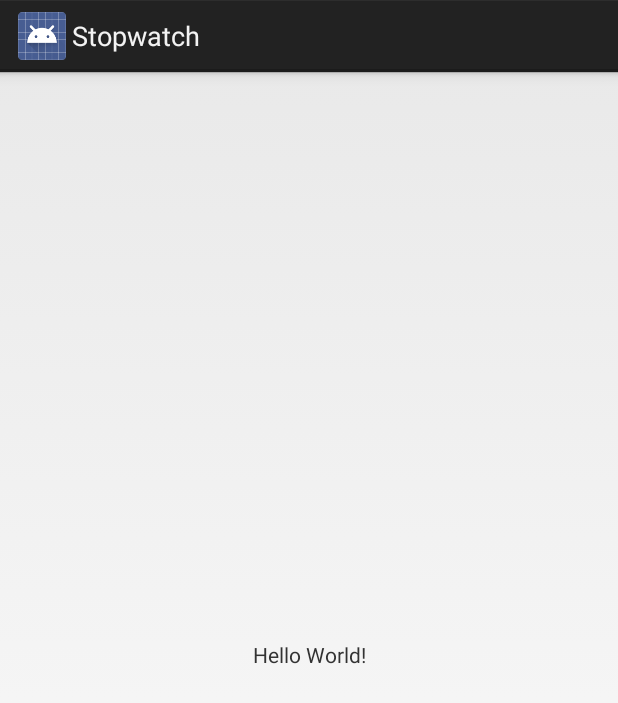
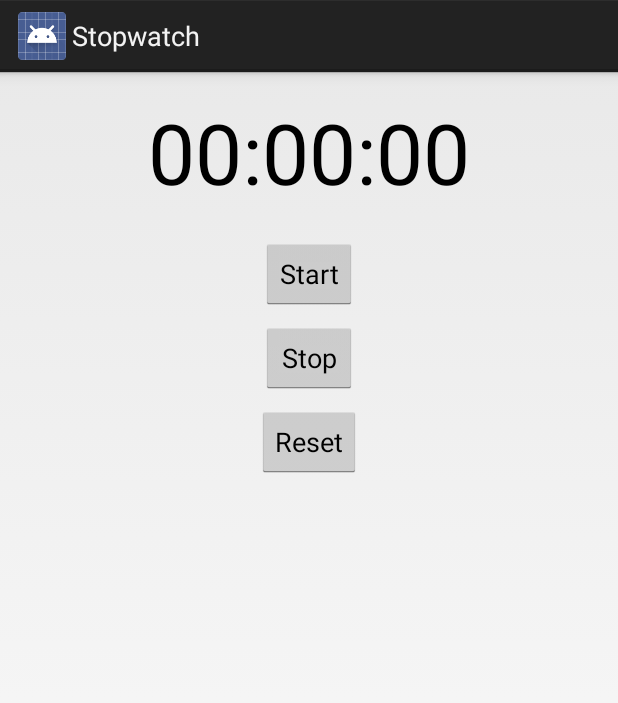
Before and after one commit to rameshgkwd05/Stopwatch, an Android app: the screen it shows after launch (MainActivity), on a phone screen of 412 x 824 dp. Shown: the top 703 px of the screen. Run offline under Robolectric (Android 15) with nearby library versions, the phone set to English and light mode, and no system bars.

Commit message:
empty activity

```diff
--- a/app/src/main/java/com/hfad/stopwatch/MainActivity.java
+++ b/app/src/main/java/com/hfad/stopwatch/MainActivity.java
@@ -2,6 +2,7 @@ package com.hfad.stopwatch;
 
 import android.app.Activity;
 import android.os.Bundle;
+import android.view.View;
 
 public class MainActivity extends Activity {
 
@@ -10,4 +11,16 @@ public class MainActivity extends Activity {
         super.onCreate(savedInstanceState);
         setContentView(R.layout.activity_main);
     }
+
+    public void onClickStart(View view) {
+
+    }
+
+    public void onClickStop(View view) {
+
+    }
+
+    public void onClickReset(View view) {
+
+    }
 }
--- a/app/src/main/res/layout/activity_main.xml
+++ b/app/src/main/res/layout/activity_main.xml
@@ -1,18 +1,45 @@
 <?xml version="1.0" encoding="utf-8"?>
-<android.support.constraint.ConstraintLayout xmlns:android="http://schemas.android.com/apk/res/android"
-    xmlns:app="http://schemas.android.com/apk/res-auto"
+<LinearLayout
+    xmlns:android="http://schemas.android.com/apk/res/android"
     xmlns:tools="http://schemas.android.com/tools"
     android:layout_width="match_parent"
     android:layout_height="match_parent"
+    android:orientation="vertical"
+    android:padding="16dp"
     tools:context="com.hfad.stopwatch.MainActivity">
 
     <TextView
+        android:id="@+id/time_view"
         android:layout_width="wrap_content"
         android:layout_height="wrap_content"
-        android:text="Hello World!"
-        app:layout_constraintBottom_toBottomOf="parent"
-        app:layout_constraintLeft_toLeftOf="parent"
-        app:layout_constraintRight_toRightOf="parent"
-        app:layout_constraintTop_toTopOf="parent" />
+        android:text="@string/zerotime"
+        android:layout_gravity="center_horizontal"
+        android:textAppearance="@android:style/TextAppearance.DeviceDefault.Large"
+        android:textSize="56sp" />
 
-</android.support.constraint.ConstraintLayout>
+    <Button
+        android:id="@+id/start_button"
+        android:layout_width="wrap_content"
+        android:layout_height="wrap_content"
+        android:layout_gravity="center_horizontal"
+        android:layout_marginTop="20dp"
+        android:onClick="onClickStart"
+        android:text="@string/start" />
+
+    <Button
+        android:id="@+id/stop_button"
+        android:layout_width="wrap_content"
+        android:layout_height="wrap_content"
+        android:layout_gravity="center_horizontal"
+        android:layout_marginTop="8dp"
+        android:onClick="onClickStop"
+        android:text="@string/stop" />
+    <Button
+        android:id="@+id/reset_button"
+        android:layout_width="wrap_content"
+        android:layout_height="wrap_content"
+        android:layout_gravity="center_horizontal"
+        android:layout_marginTop="8dp"
+        android:onClick="onClickReset"
+        android:text="@string/reset" />
+</LinearLayout>
--- a/app/src/main/res/values/strings.xml
+++ b/app/src/main/res/values/strings.xml
@@ -1,3 +1,7 @@
 <resources>
     <string name="app_name">Stopwatch</string>
+    <string name="start">Start</string>
+    <string name="stop">Stop</string>
+    <string name="reset">Reset</string>
+    <string name="zerotime">00:00:00</string>
 </resources>
```
